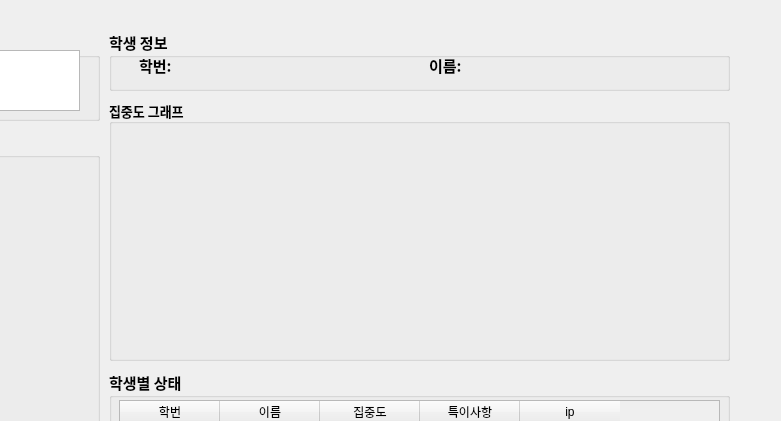
sammy0329/ConcentrationAnalysis, file ui/host.ui: the form before one commit; both pictures show x 391 to 1172 and y 0 to 421 of the 1172 by 1007 pixel window.
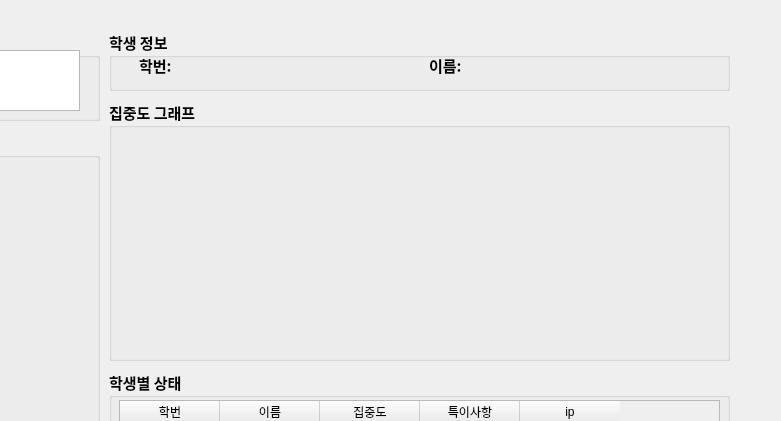
The form after the commit.

Commit message: 폰트 사이즈 통일

What changed in the file:
```diff
--- a/ui/host.ui
+++ b/ui/host.ui
@@ -25,7 +25,7 @@
    <property name="font">
     <font>
      <family>나눔스퀘어 Bold</family>
-     <pointsize>10</pointsize>
+     <pointsize>11</pointsize>
      <weight>75</weight>
      <bold>true</bold>
     </font>
```
Left out of the diff: 1 changed line with no effect on the pictures.
